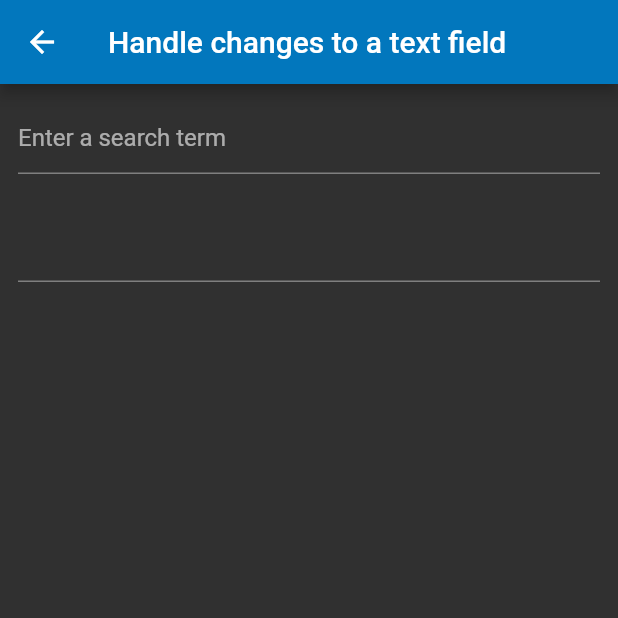
After one commit to xrr2016/flutter-cookbook, a Flutter app: the screen it shows after launch, after a tap on "Handle changes to a text field", on a phone screen of 412 x 824 dp, the top half of it. The commit adds this screen. Run offline on Flutter 3.47's test engine with Material 2 defaults, Android fonts, the phone set to English and light mode, and no system bars; Roboto replaces fonts that are missing (Montserrat).

Commit message:
feat: handle change  page

```diff
--- a/lib/cookbooks.dart
+++ b/lib/cookbooks.dart
@@ -10,6 +10,7 @@ import 'package:flutter_cookbook/design/theme_data_page.dart';
 import 'package:flutter_cookbook/design/update_ui_%20orientation_page.dart';
 import 'package:flutter_cookbook/forms/focus_text_page.dart';
 import 'package:flutter_cookbook/forms/form_page.dart';
+import 'package:flutter_cookbook/forms/handle_change_page.dart';
 import 'package:flutter_cookbook/forms/text_field_page.dart';
 
 class CookBooks extends StatelessWidget {
@@ -19,7 +20,9 @@ class CookBooks extends StatelessWidget {
       appBar: AppBar(
         title: Text('Cook Books'),
       ),
-      body: ListView(
+      body: Padding(
+        padding: const EdgeInsets.only(bottom: 50),
+        child: ListView(
           children: <Widget>[
             ListTile(
               title: Text('Animate the properties of a container'),
@@ -153,7 +156,19 @@ class CookBooks extends StatelessWidget {
                 );
               },
             ),
+            ListTile(
+              title: Text('Handle changes to a text field'),
+              onTap: () {
+                Navigator.push(
+                  context,
+                  MaterialPageRoute(
+                    builder: (context) => HandleChangePage(),
+                  ),
+                );
+              },
+            ),
           ],
+        ),
       ),
     );
   }
--- /dev/null
+++ b/lib/forms/handle_change_page.dart
@@ -0,0 +1,67 @@
+import 'package:flutter/cupertino.dart';
+import 'package:flutter/material.dart';
+
+class HandleChangePage extends StatelessWidget {
+  @override
+  Widget build(BuildContext context) {
+    return Scaffold(
+      appBar: AppBar(
+        title: Text('Handle changes to a text field'),
+      ),
+      body: Center(
+        child: Column(
+          children: <Widget>[
+            Padding(
+              padding: const EdgeInsets.all(12.0),
+              child: TextField(
+                onChanged: (text) {
+                  print("First text field: $text");
+                },
+                decoration: InputDecoration(
+                  hintText: 'Enter a search term',
+                ),
+              ),
+            ),
+            MyCustomForm()
+          ],
+        ),
+      ),
+    );
+  }
+}
+
+class MyCustomForm extends StatefulWidget {
+  @override
+  _MyCustomFormState createState() => _MyCustomFormState();
+}
+
+class _MyCustomFormState extends State<MyCustomForm> {
+  final _myController = TextEditingController();
+
+  _printLatestValue() {
+    print("Second text field: ${_myController.text}");
+  }
+
+  @override
+  void initState() {
+    super.initState();
+
+    _myController.addListener(_printLatestValue);
+  }
+
+  @override
+  void dispose() {
+    _myController.dispose();
+    super.dispose();
+  }
+
+  @override
+  Widget build(BuildContext context) {
+    return Padding(
+      padding: const EdgeInsets.all(12.0),
+      child: TextField(
+        controller: _myController,
+      ),
+    );
+  }
+}
```
Lines whose indentation alone changed are shown as unchanged.
